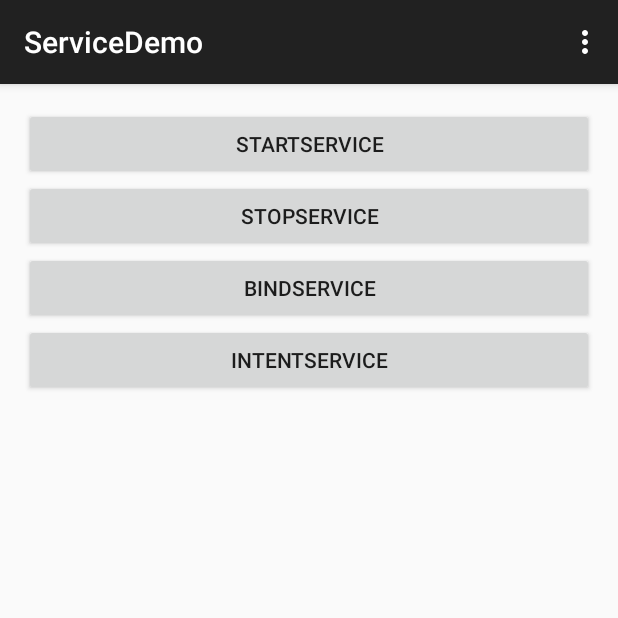
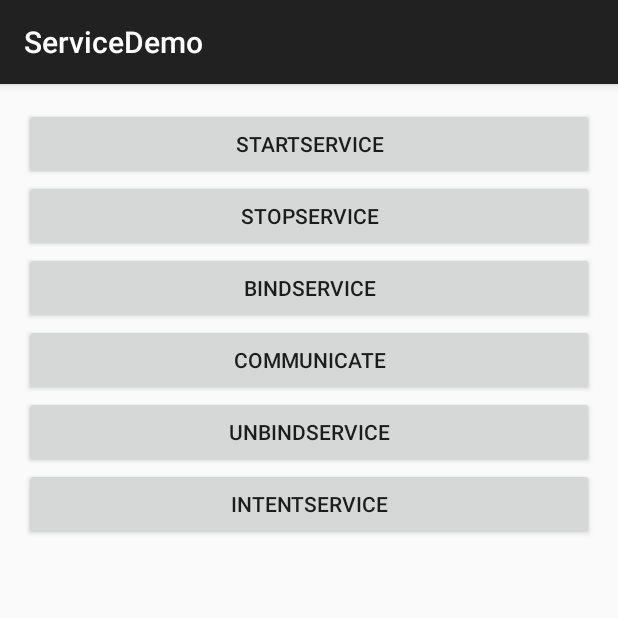
Before and after one commit to leerduo/ServiceDemo, an Android app: the screen it shows after launch (MainActivity), on a phone screen of 412 x 824 dp, the top half of it. Run offline under Robolectric (Android 15) with nearby library versions, the phone set to English and light mode, and no system bars.

Commit message:
add bindService and communicate with activity

```diff
--- a/app/src/main/java/me/chenfuduo/servicedemo/MainActivity.java
+++ b/app/src/main/java/me/chenfuduo/servicedemo/MainActivity.java
@@ -1,15 +1,25 @@
 package me.chenfuduo.servicedemo;
 
+import android.content.ComponentName;
+import android.content.Context;
 import android.content.Intent;
+import android.content.ServiceConnection;
+import android.os.IBinder;
 import android.support.v7.app.AppCompatActivity;
 import android.os.Bundle;
 import android.view.Menu;
 import android.view.MenuItem;
 import android.view.View;
 import android.widget.Button;
+import android.widget.Toast;
 
 public class MainActivity extends AppCompatActivity {
     Intent intent;
+
+    MyBindService mService;
+
+    boolean mBound = false;
+
     @Override
     protected void onCreate(Bundle savedInstanceState) {
         super.onCreate(savedInstanceState);
@@ -18,7 +28,7 @@ public class MainActivity extends AppCompatActivity {
         btnStartServcice.setOnClickListener(new View.OnClickListener() {
             @Override
             public void onClick(View v) {
-                intent = new Intent(MainActivity.this,MyStartService.class);
+                intent = new Intent(MainActivity.this, MyStartService.class);
                 startService(intent);
             }
         });
@@ -35,32 +45,59 @@ public class MainActivity extends AppCompatActivity {
         btnIntentService.setOnClickListener(new View.OnClickListener() {
             @Override
             public void onClick(View v) {
-                intent = new Intent(MainActivity.this,MyIntentService.class);
+                intent = new Intent(MainActivity.this, MyIntentService.class);
                 startService(intent);
+            }
+        });
+
+        Button btnBindService = (Button) findViewById(R.id.bindService);
+        btnBindService.setOnClickListener(new View.OnClickListener() {
+            @Override
+            public void onClick(View v) {
+                intent = new Intent(MainActivity.this, MyBindService.class);
+                bindService(intent, mServiceConnection, Context.BIND_AUTO_CREATE);
+            }
+        });
+
+        Button btnCommunicate = (Button) findViewById(R.id.communicate);
+
+        btnCommunicate.setOnClickListener(new View.OnClickListener() {
+            @Override
+            public void onClick(View v) {
+                if (mBound) {
+                    int randomNumber = mService.getRandomNumber();
+                    Toast.makeText(MainActivity.this, "通讯:" + randomNumber, Toast.LENGTH_SHORT).show();
+                }
+            }
+        });
+        Button btnUnBindService = (Button) findViewById(R.id.unBindService);
+        btnUnBindService.setOnClickListener(new View.OnClickListener() {
+            @Override
+            public void onClick(View v) {
+                if (mBound) {
+                    unbindService(mServiceConnection);
+                    mBound = false;
+                }
             }
         });
 
     }
 
-    @Override
-    public boolean onCreateOptionsMenu(Menu menu) {
-        // Inflate the menu; this adds items to the action bar if it is present.
-        getMenuInflater().inflate(R.menu.menu_main, menu);
-        return true;
-    }
-
-    @Override
-    public boolean onOptionsItemSelected(MenuItem item) {
-        // Handle action bar item clicks here. The action bar will
-        // automatically handle clicks on the Home/Up button, so long
-        // as you specify a parent activity in AndroidManifest.xml.
-        int id = item.getItemId();
-
-        //noinspection SimplifiableIfStatement
-        if (id == R.id.action_settings) {
-            return true;
+    /**
+     * Defines callbacks for service binding, passed to bindService()
+     */
+    private ServiceConnection mServiceConnection = new ServiceConnection() {
+        @Override
+        public void onServiceConnected(ComponentName name, IBinder service) {
+            MyBindService.LocalBinder binder = (MyBindService.LocalBinder) service;
+            mService = binder.getService();
+            mBound = true;
         }
 
-        return super.onOptionsItemSelected(item);
-    }
+        @Override
+        public void onServiceDisconnected(ComponentName name) {
+            mBound = false;
+        }
+    };
+
 }
--- a/app/src/main/res/layout/activity_main.xml
+++ b/app/src/main/res/layout/activity_main.xml
@@ -29,6 +29,20 @@
         />
 
     <Button
+        android:layout_width="match_parent"
+        android:layout_height="wrap_content"
+        android:id="@+id/communicate"
+        android:text="communicate"
+        />
+
+    <Button
+        android:layout_width="match_parent"
+        android:layout_height="wrap_content"
+        android:id="@+id/unBindService"
+        android:text="unBindService"
+        />
+
+    <Button
         android:id="@+id/intentServcice"
         android:layout_width="match_parent"
         android:layout_height="wrap_content"
```
Also changed, not shown: app/src/main/java/me/chenfuduo/servicedemo/MyBindService.java (+34 -1 lines).
